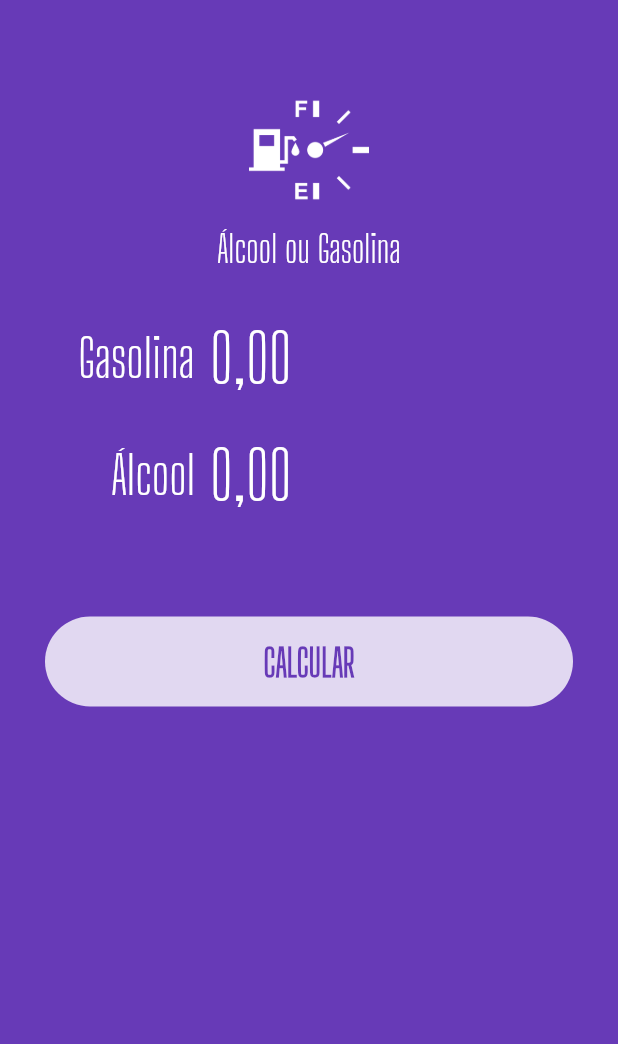
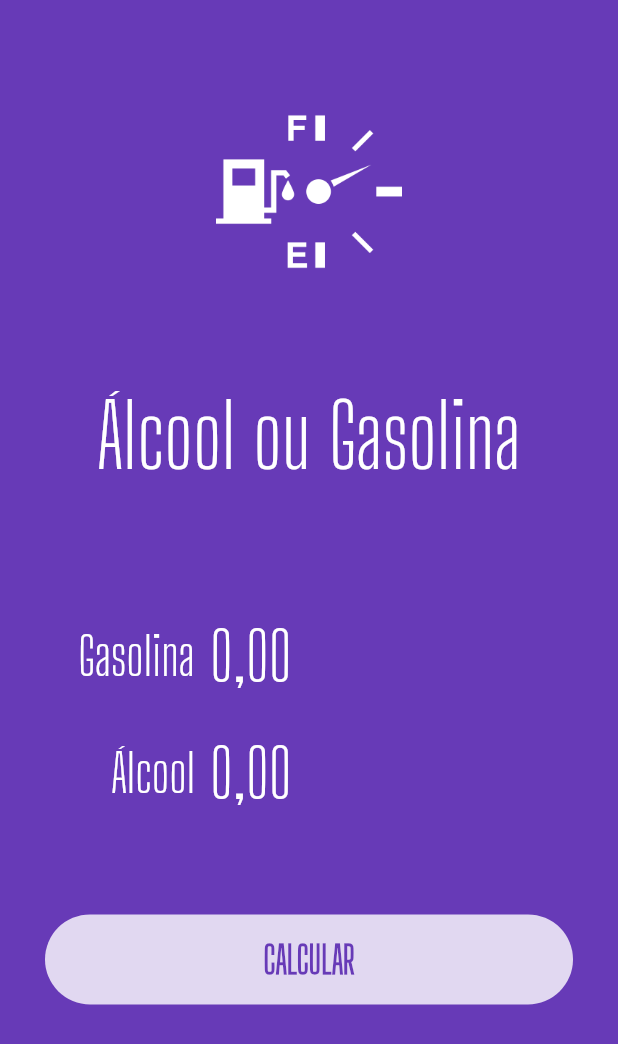
Before and after one commit to theemployee6-dev/alcool_ou_gasolina, a Flutter app: the screen it shows after launch, on a phone screen of 412 x 824 dp. Shown: the top 1044 px of the screen. Run offline on Flutter 3.47's test engine with Material 2 defaults, Android fonts, the light colour scheme and no system bars; our stand-ins replace flutter_masked_text2.

Commit message:
mudanças de layout

```diff
--- a/lib/main.dart
+++ b/lib/main.dart
@@ -1,4 +1,5 @@
 import 'package:flutter/material.dart';
+import 'package:flutter/services.dart';
 
 import 'pages/home.pages.dart';
 
@@ -11,6 +12,7 @@ class MyApp extends StatelessWidget {
 
   @override
   Widget build(BuildContext context) {
+    SystemChrome.setPreferredOrientations([DeviceOrientation.portraitUp]);
     return MaterialApp(
       debugShowCheckedModeBanner: false,
       title: 'Álcool ou Gasolina',
--- a/lib/pages/home.pages.dart
+++ b/lib/pages/home.pages.dart
@@ -26,6 +26,8 @@ class _HomePageState extends State<HomePage> {
 
   @override
   Widget build(BuildContext context) {
+    var h = MediaQuery.of(context).size.height;
+    var w = MediaQuery.of(context).size.width;
     return Scaffold(
       body: AnimatedContainer(
         duration: const Duration(milliseconds: 1200),
@@ -34,9 +36,9 @@ class _HomePageState extends State<HomePage> {
           child: ListView(
             children: [
               const Logo(),
-              const SizedBox(height: 20),
+              SizedBox(height: h * 0.09),
               _completed
-                  ? Success(result: _resultText, reset: reset)
+                  ? Center(child: Success(result: _resultText, reset: reset))
                   : SubmitForm(
                       gasCtrl: _gasCtrl,
                       alcCtrl: _alcCtrl,
@@ -50,7 +52,7 @@ class _HomePageState extends State<HomePage> {
     );
   }
 
-  Future calculate() {
+  calculate() {
     double alc = double.parse(
           _alcCtrl.text.replaceAll(RegExp(r'[,.]'), ''),
         ) /
@@ -59,7 +61,14 @@ class _HomePageState extends State<HomePage> {
           _gasCtrl.text.replaceAll(RegExp(r'[,.]'), ''),
         ) /
         100;
-    double res = alc / gas;
+    var result = 0.0;
+    if (alc > 0 && gas > 0) {
+      double res = alc / gas;
+      result = res;
+    } else {
+      return;
+    }
+
     setState(() {
       _color = Colors.purple;
       _completed = false;
@@ -68,7 +77,7 @@ class _HomePageState extends State<HomePage> {
 
     return Future.delayed(const Duration(seconds: 1), () {
       setState(() {
-        if (res >= 0.7) {
+        if (result >= 0.7) {
           _resultText = "Compensa utilizar Gasolina";
         } else {
           _resultText = "Compensa utilizar Álcool";
--- a/lib/widgets/logo.widget.dart
+++ b/lib/widgets/logo.widget.dart
@@ -5,18 +5,19 @@ class Logo extends StatelessWidget {
 
   @override
   Widget build(BuildContext context) {
+    var h = MediaQuery.of(context).size.height;
     return Column(
       children: [
-        const SizedBox(height: 60),
+        SizedBox(height: h * 0.08),
         Image.asset(
           "assets/images/aog-white.png",
-          height: 80.0,
+          height: h * 0.15,
         ),
-        const SizedBox(height: 10),
-        const Text(
+        SizedBox(height: h * 0.08),
+        Text(
           'Álcool ou Gasolina',
           style: TextStyle(
-              fontSize: 25,
+              fontSize: h * 0.07,
               color: Colors.white,
               fontFamily: "Big Shoulders Display"),
           textAlign: TextAlign.center,
```
